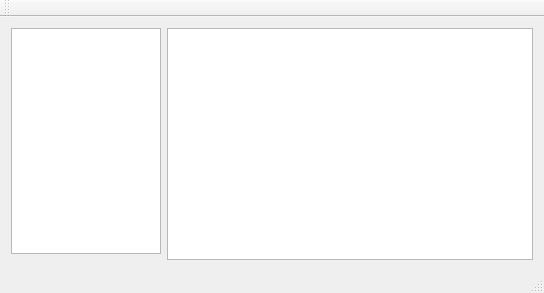
Old version of the form mainwindow.ui in the repository killersmath/Sqlite-Example.
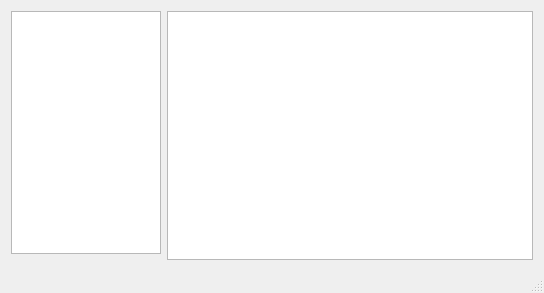
New version of the form.

The edit to the form file:
```diff
--- a/mainwindow.ui
+++ b/mainwindow.ui
@@ -39,31 +39,19 @@
       <property name="selectionBehavior">
        <enum>QAbstractItemView::SelectRows</enum>
       </property>
+      <property name="sortingEnabled">
+       <bool>true</bool>
+      </property>
       <attribute name="horizontalHeaderStretchLastSection">
        <bool>true</bool>
       </attribute>
+      <attribute name="verticalHeaderVisible">
+       <bool>false</bool>
+      </attribute>
      </widget>
     </item>
    </layout>
   </widget>
-  <widget class="QMenuBar" name="menuBar">
-   <property name="geometry">
-    <rect>
-     <x>0</x>
-     <y>0</y>
-     <width>544</width>
-     <height>21</height>
-    </rect>
-   </property>
-  </widget>
-  <widget class="QToolBar" name="mainToolBar">
-   <attribute name="toolBarArea">
-    <enum>TopToolBarArea</enum>
-   </attribute>
-   <attribute name="toolBarBreak">
-    <bool>false</bool>
-   </attribute>
-  </widget>
   <widget class="QStatusBar" name="statusBar"/>
  </widget>
  <layoutdefault spacing="6" margin="11"/>
```
